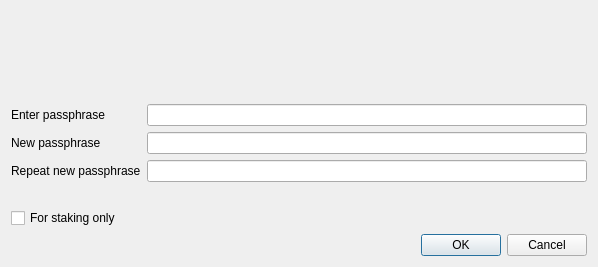
Before: the Qt Designer form src/qt/forms/askpassphrasedialog.ui in mammix2/fibre-core, drawn with Qt 5.
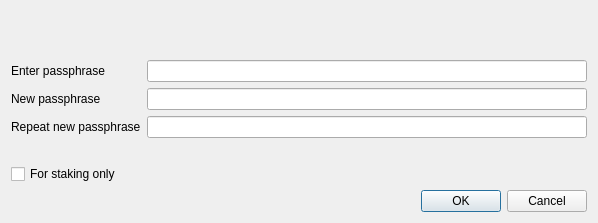
After: the same form once the commit is applied. Icons and pictures are not drawn.

Diff of the .ui file:
```diff
--- a/src/qt/forms/askpassphrasedialog.ui
+++ b/src/qt/forms/askpassphrasedialog.ui
@@ -7,7 +7,7 @@
     <x>0</x>
     <y>0</y>
     <width>598</width>
-    <height>267</height>
+    <height>223</height>
    </rect>
   </property>
   <property name="sizePolicy">
@@ -25,228 +25,6 @@
   <property name="windowTitle">
    <string>Passphrase Dialog</string>
   </property>
-  <property name="styleSheet">
-   <string notr="true">QProgressBar {
-        background-color: #333333;
-        border-radius: 6px;
-        text-align: center;
-        color: white;
-}
-
-QProgressBar::chunk {
-        background: QLinearGradient(x1: 0, y1: 0, x2: 1, y2: 0, stop: 0 #e86941, stop: 1 #e8694f);
-        border-radius: 6px; margin: 0px;
-}
-
-QScrollArea {
-        border-radius: 6px;
-        border-width: 0;
-        border-style: none;
-        padding: 8px;
-        background-color: #111;
-        color: white;
-}
-
-QSpinBox {
-        border-radius: 4px;
-        border-width: 0;
-        border-style: none;
-        padding: 8px;
-        background-color: #111;
-        color: white;
-}
-
-QCheckBox {
-        border-radius: 4px;
-        border-width: 0;
-        border-style: none;
-        padding: 8px;
-        background-color: #111;
-        color: white;
-}
-QVBoxLayout {
-        border-radius: 6px;
-        border-width: 0;
-        border-style: none;
-        padding: 8px;
-        background-color: #111;
-        color: white;
-}
-
-QDialog, QMainWindow, QFrame {
-	color: white;
-	background-color: #333333;
-	border: none;
-}
-
-QMenu {
-	background-color: #333333; color: white;
-}
-
-QLabel {
-	background-color: transparent;
-}
-
-QCheckBox {
-    color: white;
-}
-
-QFrame#central { background-color: #333333; border: none }
-QFrame#frame, QFrame#frame_2, QFrame#frame_3 {
-	background-color: #333333;
-	border-style: plain;
-	border-width: 20px;
-	border-radius: 20px;
-	border-color: #111;
-	min-width: 10em;
-	padding: 6px;
-}
-QLabel[openExternalLinks=true], QHeaderView { color: #aaaaaa }
-QLabel[openExternalLinks=false] { color: white; font-weight: normal }
-QPushButton, QToolButton {
-	border: 4px solid #111;
-	border-radius: 12px;
-	background-color: #111;
-	color: white;
-	padding: 6px;
-	margin: 6px;
-}
-QPushButton:pressed, QToolButton:checked {
-	color: #e86941;
-}
-QPushButton:pressed, QToolButton:pressed {
-	border-color: #e86941;
-	color: #aaaaaa;
-}
-QPushButton:disabled, QToolButton:disabled {
-	color: #444;
-	background-color: #222;
-}
-
-
-#scrollAreaWidgetContents QToolButton {
-	border-radius: 8px;
-	border-width: 0px;
-}
-
-/* the background-color is overridden to transparent for mac os x 
-   due to the entire toolbar area not being drawable in a regular
-   QMainWindow
-*/
-QToolBar { background: #333333; border: 0px solid black; padding: 3px; }
-
-QToolBar::handle { image: url(handle.png); }
-QStatusBar { background: #333333; }
-QMenuBar { background: #333333; }
-QMenuBar::item { background: #333333; color: white; }
-
-#scrollAreaWidgetContents { background: #222 }
-#scrollAreaWidgetContents &gt; QFrame { background-color: #222; border-width: 0px; border-style: none; }
-
-QLineEdit {
-	border-radius: 6px;
-	border-width: 2px;
-	border-color: #222;
-	padding: 8px;
-	background-color: #111;
-	color: white;
-}
-
-QComboBox {
-	border-radius: 6px;
-	border-width: 0;
-	border-style: none;
-	padding: 8px;
-	background-color: #111;
-	color: white;
-}
-
-QComboBox::drop-down {
-	border-width: 0;
-	border-style: none;
-	background-color: #111;
-	color: white;
-}
-
-QTableView {
-	background: #111;
-	color: white;
-	border-style: none;
-	selection-background-color: #aaaaaa;
-    alternate-background-color: #222;
-	selection-color: #111;
-	border: 0px solid black;
-}
-
-QHeaderView { color: #aaaaaa; background-color: #111; background-image: none; }
-QHeaderView::section { color: #aaaaaa; background-color: #222; }
-QHeaderView::section:checked { background-color: #111; }
-
-QTabWidget {
-	background: #111;
-}
-
- QTabWidget::pane {
-     border-top: 2px solid #111;
-     border: 4px solid #111;
-     border-bottom-left-radius: 8px;
-     border-bottom-right-radius: 8px;
-     border-top-right-radius: 8px;
-	background: #111;
- }
-
- QTabWidget::tab-bar {
-     left: 5px; /* move to the right by 5px */
- }
-
- /* Style the tab using the tab sub-control. Note that
-     it reads QTabBar _not_ QTabWidget */
- QTabBar::tab {
-     background: #111;
-     border: 4px solid #222;
-     border-bottom-color: #111; /* same as the pane color */
-     border-top-left-radius: 4px;
-     border-top-right-radius: 4px;
-     min-width: 8ex;
-     padding: 4px;
-     color: #888;
- }
-
- QTabBar::tab:selected, QTabBar::tab:hover {
-     color: #aaaaaa
- }
-
- QTabBar::tab:selected {
-     border-color: #111; /* same as pane color */
-     border-top-color: #aaaaaa;
- }
-
- QTabBar::tab:!selected {
-     margin-top: 2px; /* make non-selected tabs look smaller */
- }
-
- /* make use of negative margins for overlapping tabs */
- QTabBar::tab:selected {
-     /* expand/overlap to the left and right by 4px */
-     margin-left: -4px;
-     margin-right: -4px;
- }
-
- QTabBar::tab:first:selected {
-     margin-left: 0; /* the first selected tab has nothing to overlap with on the left */
- }
-
- QTabBar::tab:last:selected {
-     margin-right: 0; /* the last selected tab has nothing to overlap with on the right */
- }
-
- QTabBar::tab:only-one {
-     margin: 0; /* if there is only one tab, we don't want overlapping margins */
- }
-
-
-</string>
-  </property>
   <layout class="QVBoxLayout" name="verticalLayout">
    <item>
     <widget class="QLabel" name="warningLabel">
```
